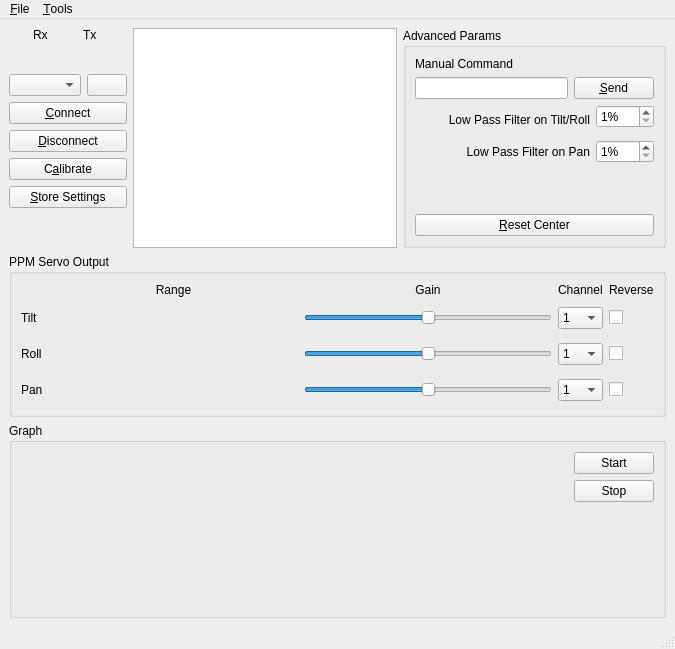
This is mainwindow.ui in dlktdr/HeadTracker as Qt 5 draws it before an edit. The edited form follows.
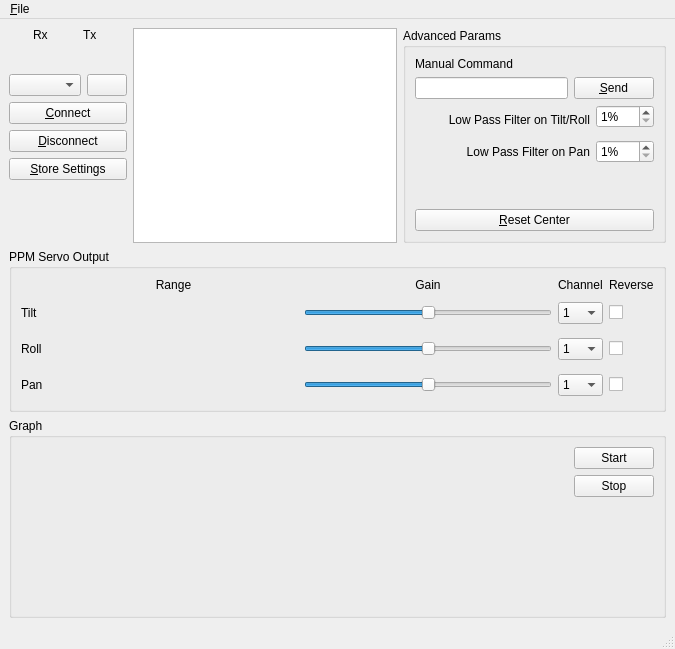
This is the edited form. Icons and pictures are not drawn. Custom widgets are drawn as their Qt base class.

```diff
--- a/mainwindow.ui
+++ b/mainwindow.ui
@@ -19,42 +19,6 @@
      <layout class="QHBoxLayout" name="horizontalLayout_2">
       <item>
        <layout class="QGridLayout" name="gridLayout_4">
-        <item row="1" column="0">
-         <widget class="QComboBox" name="cmdPort">
-          <property name="sizePolicy">
-           <sizepolicy hsizetype="Minimum" vsizetype="Fixed">
-            <horstretch>0</horstretch>
-            <verstretch>0</verstretch>
-           </sizepolicy>
-          </property>
-         </widget>
-        </item>
-        <item row="4" column="0" colspan="2">
-         <widget class="QPushButton" name="cmdCalibrate">
-          <property name="sizePolicy">
-           <sizepolicy hsizetype="Minimum" vsizetype="Fixed">
-            <horstretch>0</horstretch>
-            <verstretch>0</verstretch>
-           </sizepolicy>
-          </property>
-          <property name="text">
-           <string>C&amp;alibrate</string>
-          </property>
-         </widget>
-        </item>
-        <item row="2" column="0" colspan="2">
-         <widget class="QPushButton" name="cmdConnect">
-          <property name="sizePolicy">
-           <sizepolicy hsizetype="Minimum" vsizetype="Fixed">
-            <horstretch>0</horstretch>
-            <verstretch>0</verstretch>
-           </sizepolicy>
-          </property>
-          <property name="text">
-           <string>&amp;Connect</string>
-          </property>
-         </widget>
-        </item>
         <item row="1" column="1">
          <widget class="QPushButton" name="cmdRefresh">
           <property name="toolTip">
@@ -69,6 +33,55 @@
           </property>
          </widget>
         </item>
+        <item row="5" column="0" colspan="2">
+         <spacer name="verticalSpacer">
+          <property name="orientation">
+           <enum>Qt::Vertical</enum>
+          </property>
+          <property name="sizeHint" stdset="0">
+           <size>
+            <width>20</width>
+            <height>40</height>
+           </size>
+          </property>
+         </spacer>
+        </item>
+        <item row="1" column="0">
+         <widget class="QComboBox" name="cmdPort">
+          <property name="sizePolicy">
+           <sizepolicy hsizetype="Minimum" vsizetype="Fixed">
+            <horstretch>0</horstretch>
+            <verstretch>0</verstretch>
+           </sizepolicy>
+          </property>
+         </widget>
+        </item>
+        <item row="2" column="0" colspan="2">
+         <widget class="QPushButton" name="cmdConnect">
+          <property name="sizePolicy">
+           <sizepolicy hsizetype="Minimum" vsizetype="Fixed">
+            <horstretch>0</horstretch>
+            <verstretch>0</verstretch>
+           </sizepolicy>
+          </property>
+          <property name="text">
+           <string>&amp;Connect</string>
+          </property>
+         </widget>
+        </item>
+        <item row="4" column="0" colspan="2">
+         <widget class="QPushButton" name="cmdStore">
+          <property name="sizePolicy">
+           <sizepolicy hsizetype="Minimum" vsizetype="Fixed">
+            <horstretch>0</horstretch>
+            <verstretch>0</verstretch>
+           </sizepolicy>
+          </property>
+          <property name="text">
+           <string>&amp;Store Settings</string>
+          </property>
+         </widget>
+        </item>
         <item row="0" column="0" colspan="2">
          <layout class="QGridLayout" name="gridLayout_3">
           <item row="1" column="1">
@@ -144,32 +157,6 @@
           </property>
          </widget>
         </item>
-        <item row="5" column="0" colspan="2">
-         <widget class="QPushButton" name="cmdStore">
-          <property name="sizePolicy">
-           <sizepolicy hsizetype="Minimum" vsizetype="Fixed">
-            <horstretch>0</horstretch>
-            <verstretch>0</verstretch>
-           </sizepolicy>
-          </property>
-          <property name="text">
-           <string>&amp;Store Settings</string>
-          </property>
-         </widget>
-        </item>
-        <item row="6" column="0" colspan="2">
-         <spacer name="verticalSpacer">
-          <property name="orientation">
-           <enum>Qt::Vertical</enum>
-          </property>
-          <property name="sizeHint" stdset="0">
-           <size>
-            <width>20</width>
-            <height>40</height>
-           </size>
-          </property>
-         </spacer>
-        </item>
        </layout>
       </item>
       <item>
@@ -955,14 +942,7 @@
     <addaction name="separator"/>
     <addaction name="actionE_xit"/>
    </widget>
-   <widget class="QMenu" name="menu_Tools">
-    <property name="title">
-     <string>&amp;Tools</string>
-    </property>
-    <addaction name="action_Calibrate"/>
-   </widget>
    <addaction name="menu_File"/>
-   <addaction name="menu_Tools"/>
   </widget>
   <widget class="QStatusBar" name="statusbar"/>
   <action name="action_Save_to_File">
```
Left out of the diff: 23 changed lines with no effect on the pictures.
